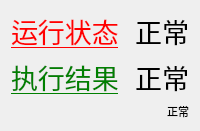
Before: the Qt Designer form forms_v1/NCMachineState.ui in zephyrrr/Camotics_modbus, drawn with Qt 5.
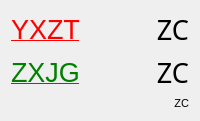
After: the same form once the commit is applied.

```diff
--- a/forms_v1/NCMachineState.ui
+++ b/forms_v1/NCMachineState.ui
@@ -23,7 +23,7 @@
          <string notr="true">color:red</string>
         </property>
         <property name="text">
-         <string>运行状态</string>
+         <string>YXZT</string>
         </property>
        </widget>
       </item>
@@ -36,7 +36,7 @@
          </font>
         </property>
         <property name="text">
-         <string>正常</string>
+         <string>ZC</string>
         </property>
         <property name="alignment">
          <set>Qt::AlignRight|Qt::AlignTrailing|Qt::AlignVCenter</set>
@@ -65,7 +65,7 @@
          <string notr="true">color:green</string>
         </property>
         <property name="text">
-         <string>执行结果</string>
+         <string>ZXJG</string>
         </property>
        </widget>
       </item>
@@ -78,7 +78,7 @@
          </font>
         </property>
         <property name="text">
-         <string>正常</string>
+         <string>ZC</string>
         </property>
         <property name="alignment">
          <set>Qt::AlignRight|Qt::AlignTrailing|Qt::AlignVCenter</set>
@@ -96,7 +96,7 @@
        </font>
       </property>
       <property name="text">
-       <string>正常</string>
+       <string>ZC</string>
       </property>
       <property name="alignment">
        <set>Qt::AlignRight|Qt::AlignTrailing|Qt::AlignVCenter</set>
```
Left out of the diff: 5 changed lines with no effect on the pictures.
